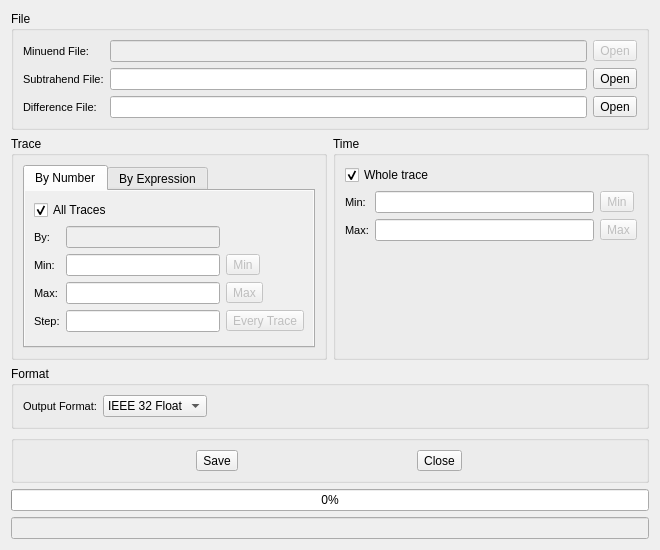
Before: the Qt Designer form SeiSeeMp/diffdialog.ui in wangweiwei104/SeiSee, drawn with Qt 5.
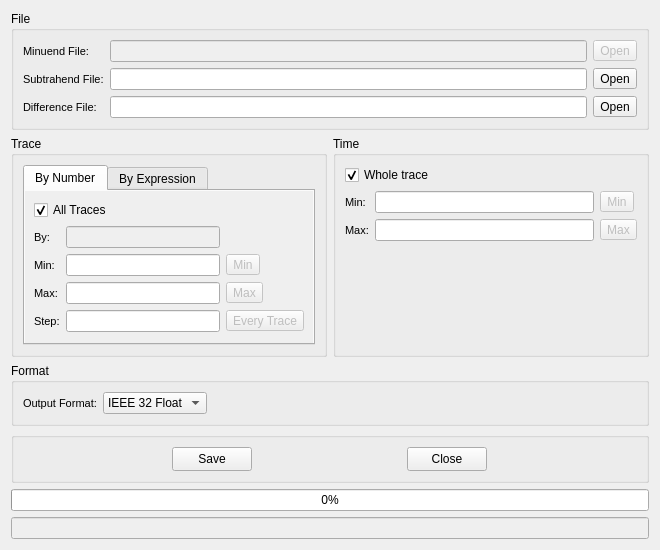
After: the same form once the commit is applied. Icons and pictures are not drawn. Custom widgets are drawn as their Qt base class.

Patch:
```diff
--- a/SeiSeeMp/diffdialog.ui
+++ b/SeiSeeMp/diffdialog.ui
@@ -622,6 +622,18 @@
      <layout class="QHBoxLayout" name="horizontalLayout_2">
       <item>
        <widget class="QToolButton" name="btnSave">
+        <property name="minimumSize">
+         <size>
+          <width>80</width>
+          <height>24</height>
+         </size>
+        </property>
+        <property name="maximumSize">
+         <size>
+          <width>80</width>
+          <height>24</height>
+         </size>
+        </property>
         <property name="text">
          <string>Save</string>
         </property>
@@ -629,6 +641,12 @@
          <iconset resource="myrc.qrc">
           <normaloff>:/images/FileSave.png</normaloff>:/images/FileSave.png</iconset>
         </property>
+        <property name="iconSize">
+         <size>
+          <width>20</width>
+          <height>20</height>
+         </size>
+        </property>
         <property name="toolButtonStyle">
          <enum>Qt::ToolButtonTextBesideIcon</enum>
         </property>
@@ -636,12 +654,30 @@
       </item>
       <item>
        <widget class="QToolButton" name="btnClose">
+        <property name="minimumSize">
+         <size>
+          <width>80</width>
+          <height>24</height>
+         </size>
+        </property>
+        <property name="maximumSize">
+         <size>
+          <width>80</width>
+          <height>24</height>
+         </size>
+        </property>
         <property name="text">
          <string>Close</string>
         </property>
         <property name="icon">
          <iconset resource="myrc.qrc">
-          <normaloff>:/images/delete_item.png</normaloff>:/images/delete_item.png</iconset>
+          <normaloff>:/images/DelItem.png</normaloff>:/images/DelItem.png</iconset>
+        </property>
+        <property name="iconSize">
+         <size>
+          <width>20</width>
+          <height>20</height>
+         </size>
         </property>
         <property name="toolButtonStyle">
          <enum>Qt::ToolButtonTextBesideIcon</enum>
```
Left out of the diff: 2 changed lines with no effect on the pictures.
